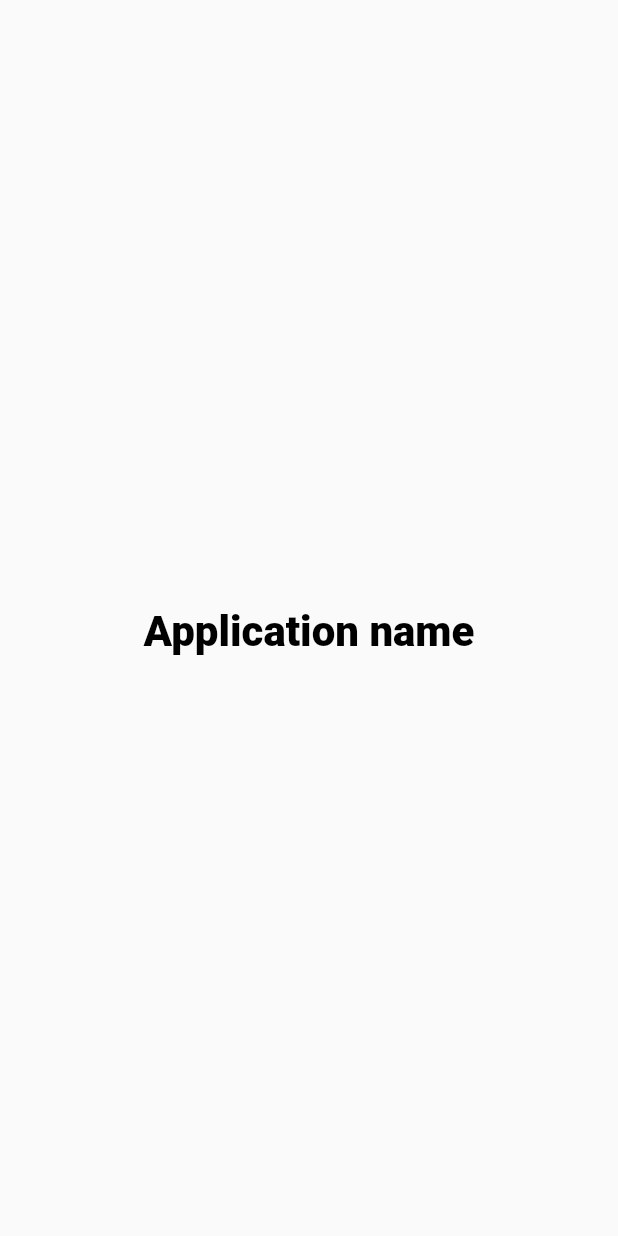
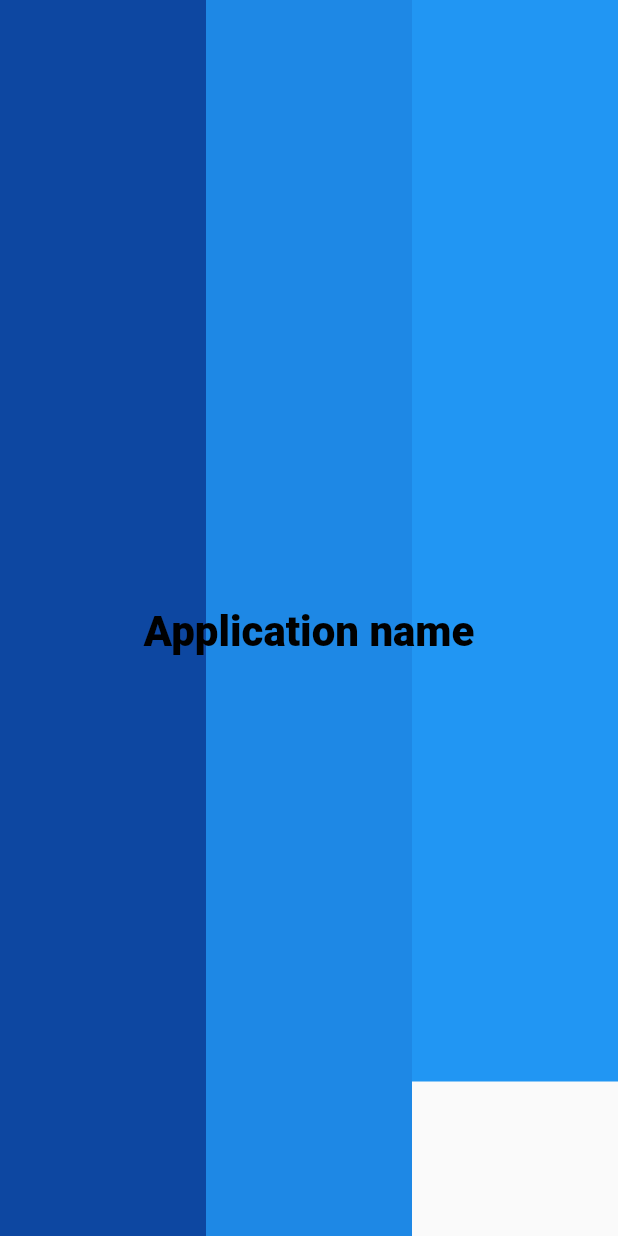
Before and after one commit to khaledEltohamy/splash_screen, a Flutter app: the screen it shows after launch, on a phone screen of 412 x 824 dp. Run offline on Flutter 3.47's test engine with Material 2 defaults, Android fonts, the phone set to English and light mode, and no system bars.

Commit message:
wave && rock screens

```diff
--- a/lib/example.dart
+++ b/lib/example.dart
@@ -9,13 +9,22 @@ class Example extends StatelessWidget {
   Widget build(BuildContext context) {
     return Center(
       child: MainIntroScreen(
+        useRockScreen: true,
+        rockColors: [Colors.blue.shade900, Colors.blue.shade600, Colors.blue],
+        waveColors: const [
+          Color(0xFFFFA27D),
+          Color.fromARGB(255, 240, 102, 47),
+          Color.fromARGB(255, 88, 36, 15),
+        ],
         // first phase your application
         firstScreen: SplashModel(
+            directionAnimation: DirectionAnimation.VERTICAL,
             duration: const Duration(seconds: 2),
             child: const Center(child: FlutterLogo())),
         // Middle screen to set name your application
         secondScreen: SplashModel(
             duration: const Duration(seconds: 3),
+            directionAnimation: DirectionAnimation.VERTICAL,
             child: const Text("Application name",
                 style: TextStyle(
                     fontWeight: FontWeight.w900,
--- /dev/null
+++ b/packages/multiple_splash_screens/lib/alpha_screen.dart
@@ -0,0 +1,43 @@
+part of multiple_splash_screens;
+
+class AlphaScreen extends StatelessWidget {
+  final Widget child;
+  final double? right;
+  final double? left;
+  final double? top;
+  final double? bottom;
+  final Color? backgroundColor;
+  const AlphaScreen(this.child,
+      {super.key,
+      this.right,
+      this.left,
+      this.top,
+      this.bottom,
+      this.backgroundColor});
+
+  @override
+  Widget build(BuildContext context) {
+    return Center(
+      child: Stack(children: [
+        ValueListenableBuilder(
+            valueListenable: showShadowLogoScreen,
+            builder: (context, value, childValue) {
+              return value
+                  ? Positioned.fill(
+                      right: right ?? 0,
+                      left: left ?? 0,
+                      top: top ?? 0,
+                      bottom: bottom ?? 0,
+                      child: Container(
+                        width: double.infinity,
+                        decoration: BoxDecoration(
+                            color: backgroundColor ?? Colors.white),
+                        child: child,
+                      ),
+                    )
+                  : Container();
+            }),
+      ]),
+    );
+  }
+}
--- a/packages/multiple_splash_screens/lib/multiple_splash_screens.dart
+++ b/packages/multiple_splash_screens/lib/multiple_splash_screens.dart
@@ -3,9 +3,15 @@ library multiple_splash_screens;
 import 'dart:async';
 
 import 'package:flutter/material.dart';
+import 'package:multiple_splash_screens/rock_screen.dart';
 import 'package:multiple_splash_screens/splash_model.dart';
+import 'dart:math';
+
 part 'start_timer.dart';
 part 'screen.dart';
+part 'welcomeScreen_buttton.dart';
+part 'alpha_screen.dart';
+part 'wave_screen.dart';
 
 ValueNotifier<bool> showShadowLogoScreen = ValueNotifier(true);
 ValueNotifier<bool> showLogoText = ValueNotifier(false);
@@ -21,6 +27,9 @@ class MainIntroScreen extends StatefulWidget {
   final SplashModel fiveScreen;
   final Widget startButtonChild;
   final Widget startIconButton;
+  final Function()? actionButton;
+  final bool? useWaveScreen, useRockScreen;
+  final List<Color>? waveColors, rockColors;
 
   const MainIntroScreen(
       {super.key,
@@ -30,7 +39,12 @@ class MainIntroScreen extends StatefulWidget {
       required this.fourthScreen,
       required this.fiveScreen,
       required this.startButtonChild,
-      required this.startIconButton});
+      required this.startIconButton,
+      this.actionButton,
+      this.useWaveScreen,
+      this.useRockScreen,
+      this.waveColors,
+      this.rockColors});
 
   @override
   State<MainIntroScreen> createState() => _MainIntroScreenState();
@@ -54,96 +68,46 @@ class _MainIntroScreenState extends State<MainIntroScreen> {
       body: Stack(children: [
         ValueListenableBuilder(
             valueListenable: showShadowLogoScreen,
-            builder: (context, value, child) {
-              return value
-                  ? _firstIntroLogoScreen(widget.firstScreen.child,
-                      backgroundColor: widget.firstScreen.backgroundColor)
-                  : Container();
-            }),
+            builder: (context, value, child) => AlphaScreen(
+                widget.firstScreen.child,
+                backgroundColor: widget.firstScreen.backgroundColor)),
+        widget.useWaveScreen != null && widget.useWaveScreen == true
+            ? WaveScreen(
+                colors: widget.waveColors ??
+                    const [
+                      Color(0xFFFFA27D),
+                      Color.fromARGB(255, 240, 102, 47),
+                      Color.fromARGB(255, 88, 36, 15),
+                    ],
+              )
+            : Container(),
+        widget.useRockScreen != null && widget.useRockScreen == true
+            ? RockScreen(
+                colors: widget.rockColors ??
+                    [Colors.blue.shade900, Colors.blue.shade600, Colors.blue])
+            : Container(),
         ValueListenableBuilder(
             valueListenable: showLogoText,
             builder: (context, value, child) {
-              return _introTextScreen(
-                widget.secondScreen.child,
-                context,
-              );
+              return _introTextScreen(widget.secondScreen.child, context,
+                  direction: widget.secondScreen.directionAnimation ??
+                      DirectionAnimation.VERTICAL);
             }),
         ValueListenableBuilder(
             valueListenable: showLogoScreen,
             builder: (context, value, child) {
               return _introLogoScreen(widget.thirdScreen.child, context);
             }),
-        _startScreen(
-          context,
+        WelcomeScreenWithButton(
           body: widget.fourthScreen.child,
           iconChild: widget.startIconButton,
           afterChildButton: widget.startButtonChild,
           beforeChildButton: widget.startIconButton,
           backgroundColor: widget.fourthScreen.backgroundColor,
           colorButton: widget.fourthScreen.colorButton,
-        )
+          onTap: widget.actionButton ?? () => print(""),
+        ),
       ]),
     );
   }
 }
-
-_startScreen(
-  BuildContext context, {
-  Widget? shadowImage,
-  double? height,
-  double? top,
-  Color? backgroundColor = Colors.white,
-  Widget? body,
-  Widget? afterChildButton,
-  Widget? beforeChildButton,
-  Widget? iconChild,
-  Color? colorButton = Colors.red,
-  double? maxWidthButton,
-  double? mainWidthButton,
-  double? heightButton,
-  EdgeInsetsGeometry? padding = const EdgeInsets.symmetric(horizontal: 60),
-}) {
-  return ValueListenableBuilder<bool>(
-    valueListenable: showWelcomeScreen,
-    builder: (context, value, child) => AnimatedPositioned(
-      height: value ? height ?? MediaQuery.of(context).size.height : 100,
-      width: MediaQuery.of(context).size.width,
-      curve: Curves.fastOutSlowIn,
-      duration: const Duration(seconds: 2),
-      top: value ? 0 : top ?? MediaQuery.of(context).size.height,
-      child: Container(
-        color: backgroundColor,
-        padding: padding,
-        child: Stack(children: [
-          Positioned.fill(child: shadowImage ?? Container()),
-          Positioned.fill(
-              bottom: 0,
-              child: Column(children: [
-                Expanded(child: body ?? Container()),
-                ValueListenableBuilder<bool>(
-                    valueListenable: showButtonWelcomeScreen,
-                    builder: (context, value, child) => InkWell(
-                          onTap: () {},
-                          child: AnimatedContainer(
-                              duration: const Duration(milliseconds: 400),
-                              margin: const EdgeInsets.symmetric(vertical: 40),
-                              decoration: BoxDecoration(
-                                color: colorButton,
-                                borderRadius: BorderRadius.circular(12),
-                              ),
-                              constraints: BoxConstraints(
-                                  minWidth: value ? 200 : 60,
-                                  maxWidth: value ? 300 : 80,
-                                  minHeight: 42,
-                                  maxHeight: 54),
-                              child: Center(
-                                  child: !value
-                                      ? beforeChildButton
-                                      : afterChildButton)),
-                        ))
-              ]))
-        ]),
-      ),
-    ),
-  );
-}
--- /dev/null
+++ b/packages/multiple_splash_screens/lib/rock_screen.dart
@@ -0,0 +1,88 @@
+import 'dart:async';
+
+import 'package:flutter/material.dart';
+
+class RockScreen extends StatefulWidget {
+  final List<Color> colors;
+  RockScreen({super.key, required this.colors});
+
+  @override
+  State<RockScreen> createState() => _RockScreenState();
+}
+
+class _RockScreenState extends State<RockScreen> {
+  ValueNotifier<bool> first = ValueNotifier(false);
+  ValueNotifier<bool> two = ValueNotifier(false);
+  ValueNotifier<bool> three = ValueNotifier(false);
+  @override
+  void initState() {
+    Timer.periodic(const Duration(seconds: 2), (timer) {
+      if (timer.tick == 1) {
+        first.value = true;
+      }
+
+      if (timer.tick == 2) {
+        two.value = true;
+      }
+      if (timer.tick == 3) {
+        three.value = true;
+      }
+
+      if (timer.tick == (3 + 2)) {
+        timer.cancel();
+      }
+    });
+
+    super.initState();
+  }
+
+  @override
+  Widget build(BuildContext context) {
+    return Container(
+      width: MediaQuery.sizeOf(context).width,
+      height: MediaQuery.sizeOf(context).height,
+      child: Row(
+        crossAxisAlignment: CrossAxisAlignment.start,
+        children: [
+          Expanded(
+            child: ValueListenableBuilder(
+              valueListenable: first,
+              builder: (BuildContext context, value, Widget? child) =>
+                  AnimatedContainer(
+                alignment: Alignment.topCenter,
+                color: widget.colors[0],
+                duration: const Duration(seconds: 2),
+                width: 100,
+                height: value ? MediaQuery.sizeOf(context).height : 0,
+              ),
+            ),
+          ),
+          Expanded(
+            child: ValueListenableBuilder(
+              valueListenable: two,
+              builder: (BuildContext context, value, Widget? child) =>
+                  AnimatedContainer(
+                color: widget.colors[1],
+                duration: const Duration(seconds: 2),
+                width: 100,
+                height: value ? MediaQuery.sizeOf(context).height : 0,
+              ),
+            ),
+          ),
+          Expanded(
+            child: ValueListenableBuilder(
+              valueListenable: three,
+              builder: (BuildContext context, value, Widget? child) =>
+                  AnimatedContainer(
+                color: widget.colors[2],
+                duration: const Duration(seconds: 2),
+                width: 100,
+                height: value ? MediaQuery.sizeOf(context).height : 0,
+              ),
+            ),
+          )
+        ],
+      ),
+    );
+  }
+}
--- a/packages/multiple_splash_screens/lib/screen.dart
+++ b/packages/multiple_splash_screens/lib/screen.dart
@@ -1,55 +1,4 @@
 part of multiple_splash_screens;
-
-class FirstScreen extends StatelessWidget {
-  final Widget child;
-  final double? right;
-  final double? left;
-  final double? top;
-  final double? bottom;
-  final Color? backgroundColor;
-  const FirstScreen(
-      {super.key,
-      required this.child,
-      this.right,
-      this.left,
-      this.top,
-      this.bottom,
-      this.backgroundColor});
-
-  @override
-  Widget build(BuildContext context) {
-    return Scaffold(
-      body: Center(
-        child: Stack(children: [
-          ValueListenableBuilder(
-              valueListenable: showShadowLogoScreen,
-              builder: (context, value, childValue) {
-                return value ? _firstIntroLogoScreen(child) : Container();
-              }),
-        ]),
-      ),
-    );
-  }
-}
-
-_firstIntroLogoScreen(Widget child,
-    {double? right,
-    double? left,
-    double? top,
-    double? bottom,
-    Color? backgroundColor}) {
-  return Positioned.fill(
-    right: right ?? 0,
-    left: left ?? 0,
-    top: top ?? 0,
-    bottom: bottom ?? 0,
-    child: Container(
-      width: double.infinity,
-      decoration: BoxDecoration(color: backgroundColor ?? Colors.white),
-      child: child,
-    ),
-  );
-}
 
 _introLogoScreen(
   Widget child,
@@ -59,11 +8,10 @@ _introLogoScreen(
   double? top,
   double? height,
 }) {
+  top ??= MediaQuery.of(context).size.height * 0.3;
   return AnimatedPositioned(
     height: showLogoScreen.value ? height ?? 100 : 0,
-    top: showLogoScreen.value
-        ? top ?? MediaQuery.of(context).size.height * 0.3
-        : 0,
+    top: showLogoScreen.value ? top : 0,
     right: right ?? 40,
     left: left ?? 40,
     duration: const Duration(seconds: 1),
@@ -74,18 +22,46 @@ _introLogoScreen(
 _introTextScreen(
   Widget child,
   BuildContext context, {
-  double? right,
-  double? left,
-  double? bottom,
+  double? right = 40,
+  required DirectionAnimation direction,
+  double? left = 40,
+  double? bottom = 90,
+  double? width,
+  double? top,
   double? height,
 }) {
   bool value = showLogoText.value;
-  return AnimatedPositioned(
-    height: value ? height ?? 90 : 0,
-    bottom: value ? bottom ?? MediaQuery.of(context).size.height * 0.4 : 0,
-    right: right ?? 40,
-    left: left ?? 40,
-    duration: const Duration(seconds: 1),
-    child: child,
-  );
+  bottom ??= MediaQuery.of(context).size.height * 0.4;
+  top ??= MediaQuery.of(context).size.height * 0.5;
+  right ??= MediaQuery.of(context).size.width * 0.5;
+  left ??= MediaQuery.of(context).size.width * 0.5;
+  width ??= MediaQuery.of(context).size.width * 0.8;
+  height ??= MediaQuery.of(context).size.height * 0.4;
+  switch (direction) {
+    case DirectionAnimation.HORIZONTAL:
+      {
+        return AnimatedPositioned(
+          width: value ? width : 0,
+          right: value ? right : 0,
+          bottom: value ? bottom : 0,
+          top: value ? top : 0,
+          duration: const Duration(seconds: 1),
+          child: child,
+        );
+      }
+    case DirectionAnimation.VERTICAL:
+      {
+        return AnimatedPositioned(
+          height: value ? height : 0,
+          bottom: value ? bottom : 0,
+          right: value ? right : 0,
+          left: value ? left : 0,
+          duration: const Duration(seconds: 1),
+          child: child,
+        );
+      }
+    default:
+  }
 }
+
+enum DirectionAnimation { HORIZONTAL, VERTICAL }
--- a/packages/multiple_splash_screens/lib/splash_model.dart
+++ b/packages/multiple_splash_screens/lib/splash_model.dart
@@ -1,8 +1,11 @@
 import 'package:flutter/material.dart';
+
+import 'multiple_splash_screens.dart';
 
 class SplashModel {
   final Duration duration;
   final Widget child;
+  final DirectionAnimation? directionAnimation;
   final double? heightStartedScreen, marginTopStartedScreen;
   final Color? backgroundColor, colorButton;
 
@@ -10,6 +13,7 @@ class SplashModel {
       {this.heightStartedScreen,
       this.marginTopStartedScreen,
       this.colorButton,
+      this.directionAnimation,
       this.backgroundColor,
       required this.duration,
       required this.child});
--- a/packages/multiple_splash_screens/pubspec.yaml
+++ b/packages/multiple_splash_screens/pubspec.yaml
@@ -1,6 +1,6 @@
 name: multiple_splash_screens
 description: splash screen
-version: 0.0.3
+version: 0.0.4
 homepage: https://github.com/khaledEltohamy/splash_screen
 
 environment:
--- a/pubspec.yaml
+++ b/pubspec.yaml
@@ -1,5 +1,5 @@
 name: intro_splash_screens
-description: A new Flutter project.
+description: splash screen plugin.
 homepage: https://github.com/khaledEltohamy/splash_screen
 
 # The following line prevents the package from being accidentally published to
@@ -20,7 +20,7 @@ homepage: https://github.com/khaledEltohamy/splash_screen
 version: 1.0.0+1
 
 environment:
-  sdk: '>=2.19.2 <3.0.0'
+  sdk: '>=2.19.2 <4.0.0'
 
 # Dependencies specify other packages that your package needs in order to work.
 # To automatically upgrade your package dependencies to the latest versions
```
Also changed, not shown: packages/multiple_splash_screens/lib/wave_screen.dart (added, +294 -0 lines), packages/multiple_splash_screens/lib/welcomeScreen_buttton.dart (added, +78 -0 lines).
